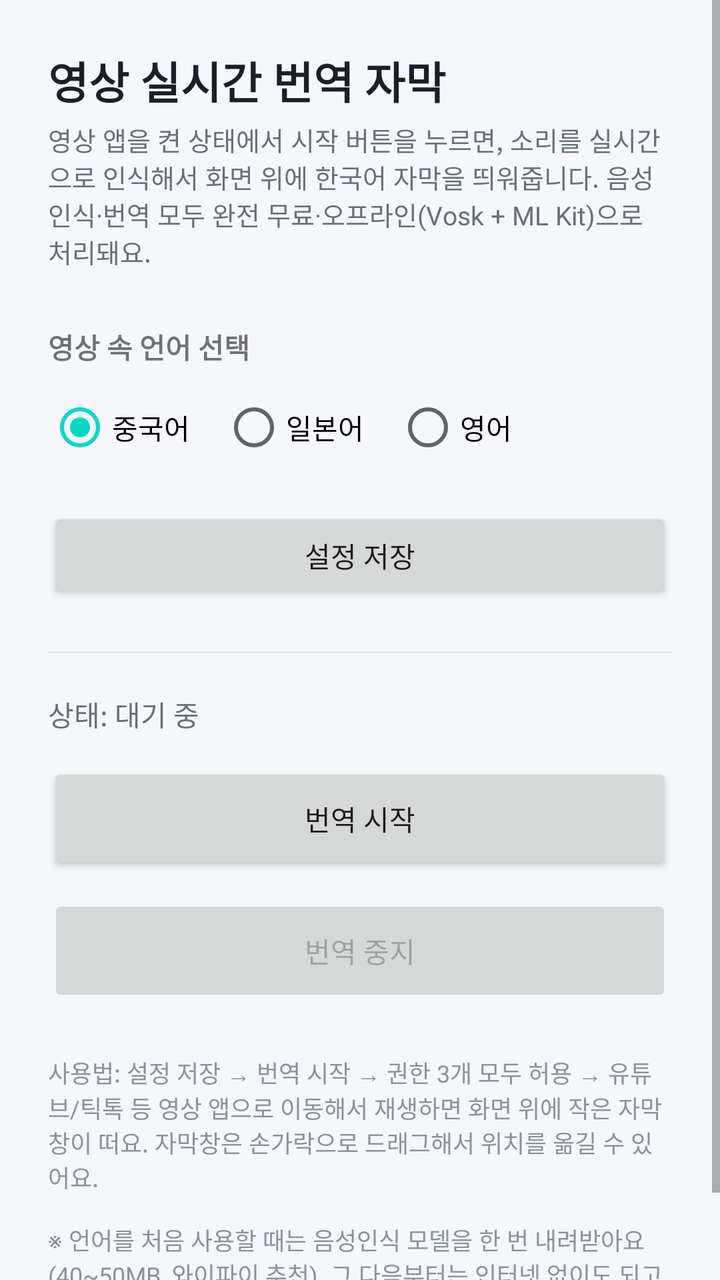
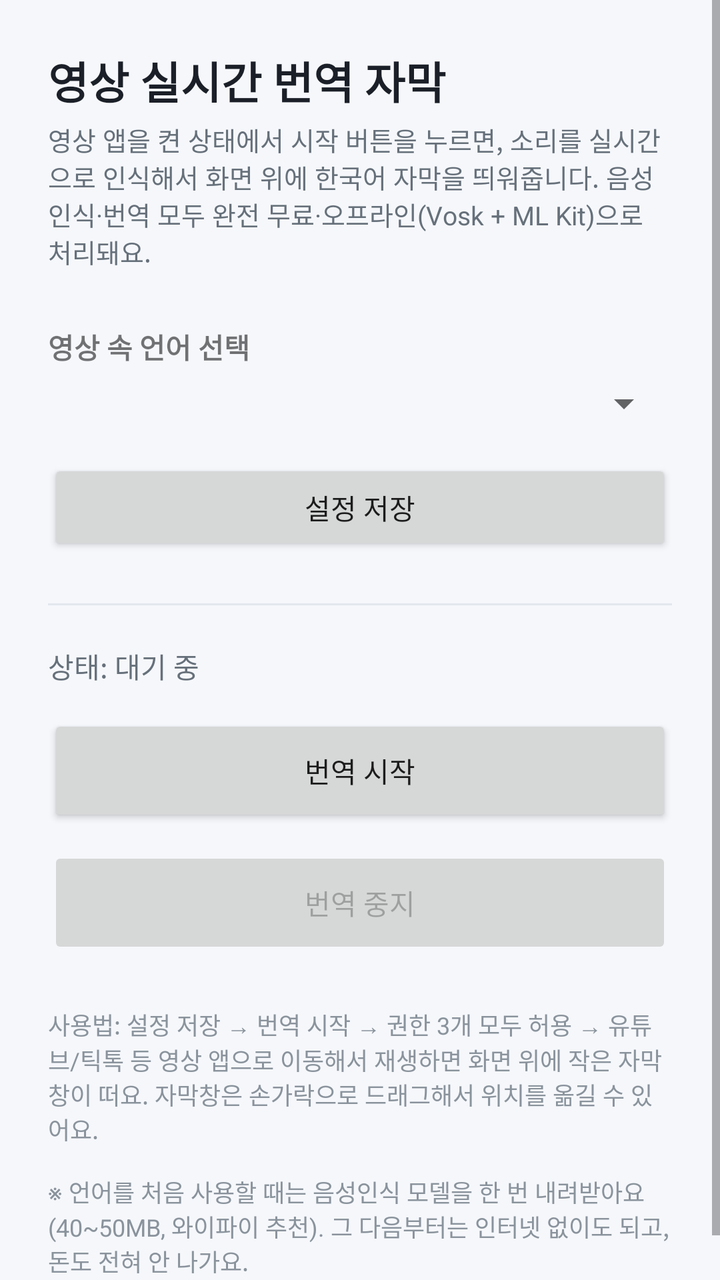

Screens rendered from an Android XML layout before and after an edit, with the pre-edit source and the edit as a unified diff.
<!-- AndroidManifest.xml: application theme Theme.SubTranslator -->
<!-- res/layout/activity_main.xml -->
<?xml version="1.0" encoding="utf-8"?>
<ScrollView xmlns:android="http://schemas.android.com/apk/res/android"
    xmlns:app="http://schemas.android.com/apk/res-auto"
    android:layout_width="match_parent"
    android:layout_height="match_parent"
    android:fillViewport="true">

    <LinearLayout
        android:layout_width="match_parent"
        android:layout_height="wrap_content"
        android:orientation="vertical"
        android:padding="24dp">

        <TextView
            android:layout_width="wrap_content"
            android:layout_height="wrap_content"
            android:text="영상 실시간 번역 자막"
            android:textSize="22sp"
            android:textStyle="bold"
            android:textColor="@color/text_dark" />

        <TextView
            android:layout_width="match_parent"
            android:layout_height="wrap_content"
            android:layout_marginTop="4dp"
            android:layout_marginBottom="20dp"
            android:text="영상 앱을 켠 상태에서 시작 버튼을 누르면, 소리를 실시간으로 인식해서 화면 위에 한국어 자막을 띄워줍니다. 음성인식·번역 모두 완전 무료·오프라인(Vosk + ML Kit)으로 처리돼요."
            android:textSize="13sp"
            android:textColor="#66707A" />

        <TextView
            android:layout_width="wrap_content"
            android:layout_height="wrap_content"
            android:text="영상 속 언어 선택"
            android:textStyle="bold"
            android:layout_marginTop="8dp" />

        <RadioGroup
            android:id="@+id/radioLanguage"
            android:layout_width="wrap_content"
            android:layout_height="wrap_content"
            android:orientation="horizontal"
            android:layout_marginTop="6dp">

            <RadioButton
                android:id="@+id/radioChinese"
                android:layout_width="wrap_content"
                android:layout_height="wrap_content"
                android:text="중국어"
                android:checked="true" />

            <RadioButton
                android:id="@+id/radioJapanese"
                android:layout_width="wrap_content"
                android:layout_height="wrap_content"
                android:layout_marginStart="16dp"
                android:text="일본어" />

            <RadioButton
                android:id="@+id/radioEnglish"
                android:layout_width="wrap_content"
                android:layout_height="wrap_content"
                android:layout_marginStart="16dp"
                android:text="영어" />
        </RadioGroup>

        <Button
            android:id="@+id/btnSaveSettings"
            android:layout_width="match_parent"
            android:layout_height="wrap_content"
            android:layout_marginTop="16dp"
            android:text="설정 저장" />

        <View
            android:layout_width="match_parent"
            android:layout_height="1dp"
            android:background="#E3E7ED"
            android:layout_marginTop="24dp"
            android:layout_marginBottom="20dp" />

        <TextView
            android:id="@+id/textStatus"
            android:layout_width="match_parent"
            android:layout_height="wrap_content"
            android:text="상태: 대기 중"
            android:textColor="#66707A"
            android:layout_marginBottom="14dp" />

        <Button
            android:id="@+id/btnStart"
            android:layout_width="match_parent"
            android:layout_height="56dp"
            android:text="번역 시작" />

        <Button
            android:id="@+id/btnStop"
            android:layout_width="match_parent"
            android:layout_height="56dp"
            android:layout_marginTop="10dp"
            android:text="번역 중지"
            android:enabled="false" />

        <TextView
            android:layout_width="match_parent"
            android:layout_height="wrap_content"
            android:layout_marginTop="24dp"
            android:text="사용법: 설정 저장 → 번역 시작 → 권한 3개 모두 허용 → 유튜브/틱톡 등 영상 앱으로 이동해서 재생하면 화면 위에 작은 자막창이 떠요. 자막창은 손가락으로 드래그해서 위치를 옮길 수 있어요.\n\n※ 언어를 처음 사용할 때는 음성인식 모델을 한 번 내려받아요 (40~50MB, 와이파이 추천). 그 다음부터는 인터넷 없이도 되고, 돈도 전혀 안 나가요."
            android:textSize="12sp"
            android:textColor="#8A939C" />

    </LinearLayout>
</ScrollView>
<!-- resources referenced by this layout -->
<resources>
  <color name="text_dark">#1B1F27</color>
  <style name="Theme.SubTranslator" parent="Theme.MaterialComponents.DayNight.NoActionBar">
          <item name="colorPrimary">@color/brand_primary</item>
          <item name="colorPrimaryDark">@color/brand_primary_dark</item>
          <item name="android:windowBackground">@color/bg_light</item>
      </style>
  <color name="brand_primary">#2F6FED</color>
  <color name="brand_primary_dark">#1E4FBF</color>
  <color name="bg_light">#F5F7FB</color>
</resources>

<!-- the commit's change to res/layout/activity_main.xml (unified diff, before → after) -->
@@ -35,34 +35,11 @@
             android:textStyle="bold"
             android:layout_marginTop="8dp" />
 
-        <RadioGroup
-            android:id="@+id/radioLanguage"
-            android:layout_width="wrap_content"
+        <Spinner
+            android:id="@+id/spinnerLanguage"
+            android:layout_width="match_parent"
             android:layout_height="wrap_content"
-            android:orientation="horizontal"
-            android:layout_marginTop="6dp">
-
-            <RadioButton
-                android:id="@+id/radioChinese"
-                android:layout_width="wrap_content"
-                android:layout_height="wrap_content"
-                android:text="중국어"
-                android:checked="true" />
-
-            <RadioButton
-                android:id="@+id/radioJapanese"
-                android:layout_width="wrap_content"
-                android:layout_height="wrap_content"
-                android:layout_marginStart="16dp"
-                android:text="일본어" />
-
-            <RadioButton
-                android:id="@+id/radioEnglish"
-                android:layout_width="wrap_content"
-                android:layout_height="wrap_content"
-                android:layout_marginStart="16dp"
-                android:text="영어" />
-        </RadioGroup>
+            android:layout_marginTop="6dp" />
 
         <Button
             android:id="@+id/btnSaveSettings"
